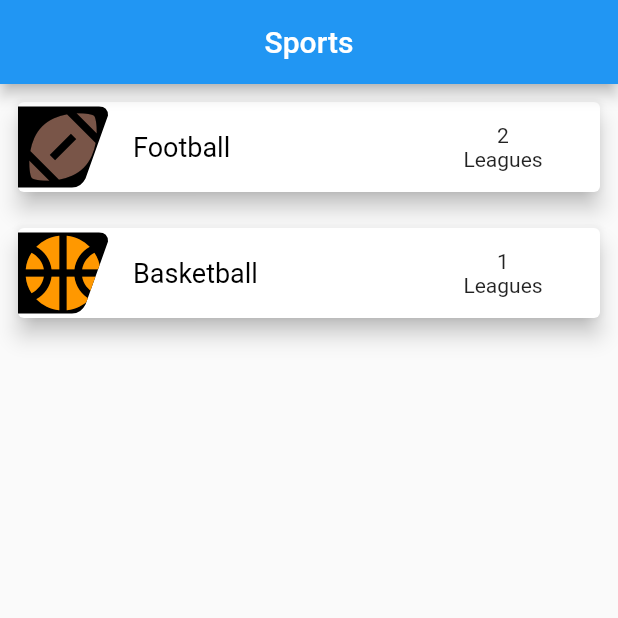
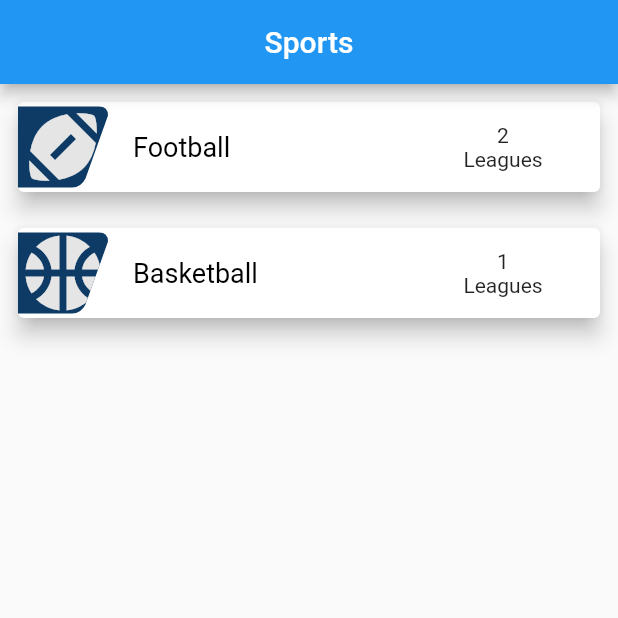
Before and after one commit to shanesblume13/shasco-sports, a Flutter app: the screen it shows once a user with an empty profile is signed in, on a phone screen of 412 x 824 dp, the top half of it. Run offline on Flutter 3.47's test engine with Material 2 defaults, Android fonts, the phone set to English and light mode, and no system bars; drawn by our look-alikes of flutter_layout_grid; our stand-ins replace cloud_firestore, firebase_auth, firebase_core, get_it, hooks_riverpod; missing offline and left inert: flutterfire_ui; accounts and stored records are empty; generated files the repository leaves out were written again.

Commit message:
Updating sport icon colors.

```diff
--- a/lib/ui/widgets/sports/sport_card.dart
+++ b/lib/ui/widgets/sports/sport_card.dart
@@ -49,7 +49,6 @@ class SportCard extends HookConsumerWidget {
               gridArea('image').containing(
                 SportCardImageClip(
                   iconData: sport.iconData,
-                  iconColor: sport.iconColor,
                 ),
               ),
               gridArea('name').containing(
--- a/lib/ui/widgets/sports/sport_card_image_clip.dart
+++ b/lib/ui/widgets/sports/sport_card_image_clip.dart
@@ -1,25 +1,24 @@
 import 'package:flutter/material.dart';
 import 'package:pick/ui/shared/card_image_clip.dart';
+import 'package:pick/ui/shared/palette.dart';
 
 class SportCardImageClip extends StatelessWidget {
   const SportCardImageClip({
     Key? key,
     required this.iconData,
-    required this.iconColor,
   }) : super(key: key);
 
   final IconData iconData;
-  final Color iconColor;
 
   @override
   Widget build(BuildContext context) {
     return ClipPath(
       clipper: CardImageClip(clipRight: true),
       child: Container(
-        color: Colors.black,
+        color: Palette.shascoBlue,
         child: Icon(
           iconData,
-          color: iconColor,
+          color: Palette.shascoGrey,
           size: 60,
         ),
       ),
```
